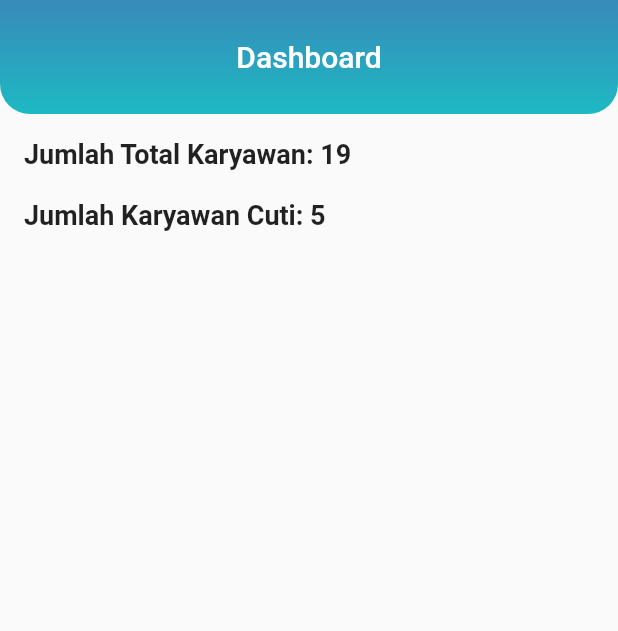
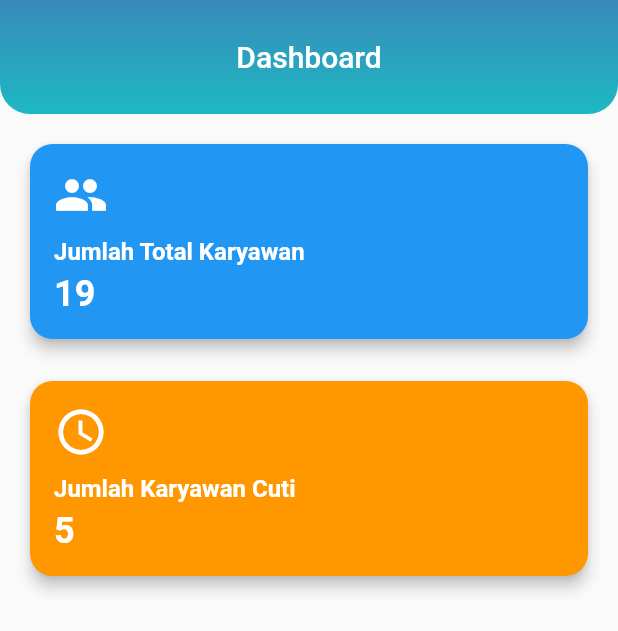
Before and after one commit to alvinyudha/flutter-project, a Flutter app: the DashboardPage screen opened directly, on a phone screen of 412 x 824 dp. Shown: the top 631 px of the screen. Run offline on Flutter 3.47's test engine with Material 2 defaults, Android fonts, the phone set to English and light mode, and no system bars; our stand-ins replace flutter_svg, form_field_validator, get, google_fonts, iconsax, simple_shadow.

Commit message:
update ui

```diff
--- a/flutter_app/lib/api/auth_service.dart
+++ b/flutter_app/lib/api/auth_service.dart
@@ -7,7 +7,7 @@ class AuthServices {
       String name, String email, String password, String username) async {
     Map data = {
       "name": name,
-      "username": name,
+      "username": username,
       "email": email,
       "password": password,
     };
--- a/flutter_app/lib/components/Dashboard/Dashboard.dart
+++ b/flutter_app/lib/components/Dashboard/Dashboard.dart
@@ -2,8 +2,7 @@ import 'package:flutter/material.dart';
 import 'package:login_project/utilities/constant.dart';
 
 class DashboardPage extends StatelessWidget {
-  // Konstruktor untuk menerima data
-  const DashboardPage({super.key});
+  const DashboardPage({Key? key}) : super(key: key);
 
   @override
   Widget build(BuildContext context) {
@@ -19,11 +18,14 @@ class DashboardPage extends StatelessWidget {
           decoration: const BoxDecoration(
             borderRadius: BorderRadius.only(
               bottomLeft: Radius.circular(20),
-                  bottomRight: Radius.circular(20)),
+              bottomRight: Radius.circular(20),
+            ),
             gradient: LinearGradient(
               colors: [kPrimaryColor, kSecondaryColor],
               begin: Alignment.bottomCenter,
-                  end: Alignment.topCenter)),
+              end: Alignment.topCenter,
+            ),
+          ),
         ),
       ),
       body: Padding(
@@ -31,16 +33,77 @@ class DashboardPage extends StatelessWidget {
         child: Column(
           crossAxisAlignment: CrossAxisAlignment.start,
           children: [
-            Text(
-              'Jumlah Total Karyawan: 19',
-              style: TextStyle(fontSize: 18, fontWeight: FontWeight.bold),
+            // Widget untuk Jumlah Total Karyawan
+            buildStatCard(
+              context: context,
+              label: 'Jumlah Total Karyawan',
+              value: '19',
+              icon: Icons.people,
+              color: Colors.blue,
             ),
             SizedBox(height: 20),
+            // Widget untuk Jumlah Karyawan Cuti
+            buildStatCard(
+              context: context,
+              label: 'Jumlah Karyawan Cuti',
+              value: '5',
+              icon: Icons.access_time,
+              color: Colors.orange,
+            ),
+            // Tambahkan widget-statistik lainnya di sini
+          ],
+        ),
+      ),
+    );
+  }
+
+  Widget buildStatCard({
+    required BuildContext context,
+    required String label,
+    required String value,
+    required IconData icon,
+    required Color color,
+  }) {
+    double screenWidth = MediaQuery.of(context).size.width;
+
+    return Container(
+      width: screenWidth * 0.95, // Misalnya, menggunakan 80% dari lebar layar
+      child: Card(
+        elevation: 4,
+        color: color,
+        shape: RoundedRectangleBorder(
+          borderRadius: BorderRadius.circular(15),
+        ),
+        child: Padding(
+          padding: const EdgeInsets.all(16.0),
+          child: Column(
+            crossAxisAlignment: CrossAxisAlignment.start,
+            children: [
+              Icon(
+                icon,
+                color: Colors.white,
+                size: 36,
+              ),
+              SizedBox(height: 10),
               Text(
-              'Jumlah Karyawan Cuti: 5',
-              style: TextStyle(fontSize: 18, fontWeight: FontWeight.bold),
+                label,
+                style: TextStyle(
+                  fontSize: 16,
+                  fontWeight: FontWeight.bold,
+                  color: Colors.white,
+                ),
+              ),
+              SizedBox(height: 5),
+              Text(
+                value,
+                style: TextStyle(
+                  fontSize: 24,
+                  fontWeight: FontWeight.bold,
+                  color: Colors.white,
+                ),
               ),
             ],
+          ),
         ),
       ),
     );
@@ -57,5 +120,3 @@ class DashboardPage extends StatelessWidget {
     );
   }
 }
-
-// Contoh penggunaan widget di MaterialApp
--- a/flutter_app/lib/components/Login/LoginComponent.dart
+++ b/flutter_app/lib/components/Login/LoginComponent.dart
@@ -29,7 +29,7 @@ class _LoginComponent extends State<LoginComponent> {
               ),
               SimpleShadow(
                 child: Image.asset(
-                  "assets/jamur.png",
+                  "assets/images/freelancer.png",
                   height: 150,
                   width: 202,
                 ),
--- a/flutter_app/pubspec.yaml
+++ b/flutter_app/pubspec.yaml
@@ -59,7 +59,7 @@ dev_dependencies:
 flutter:
   assets:
     - assets/icons/
-    - assets/jamur.png
+    - assets/images/
   # The following line ensures that the Material Icons font is
   # included with your application, so that you can use the icons in
   # the material Icons class.
```
Also changed, not shown: flutter_app/lib/components/PengajuanCuti/PengajuanCuti.dart (+40 -0 lines), flutter_app/assets/images/freelancer.png (added). Lines whose indentation alone changed are shown as unchanged.
